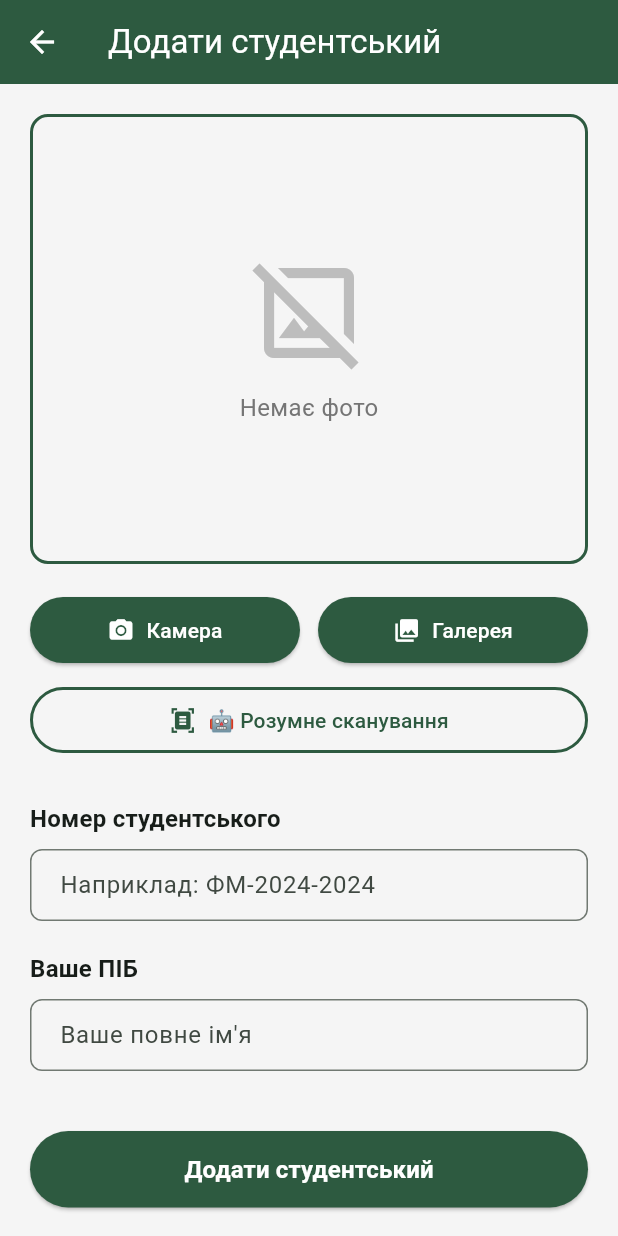
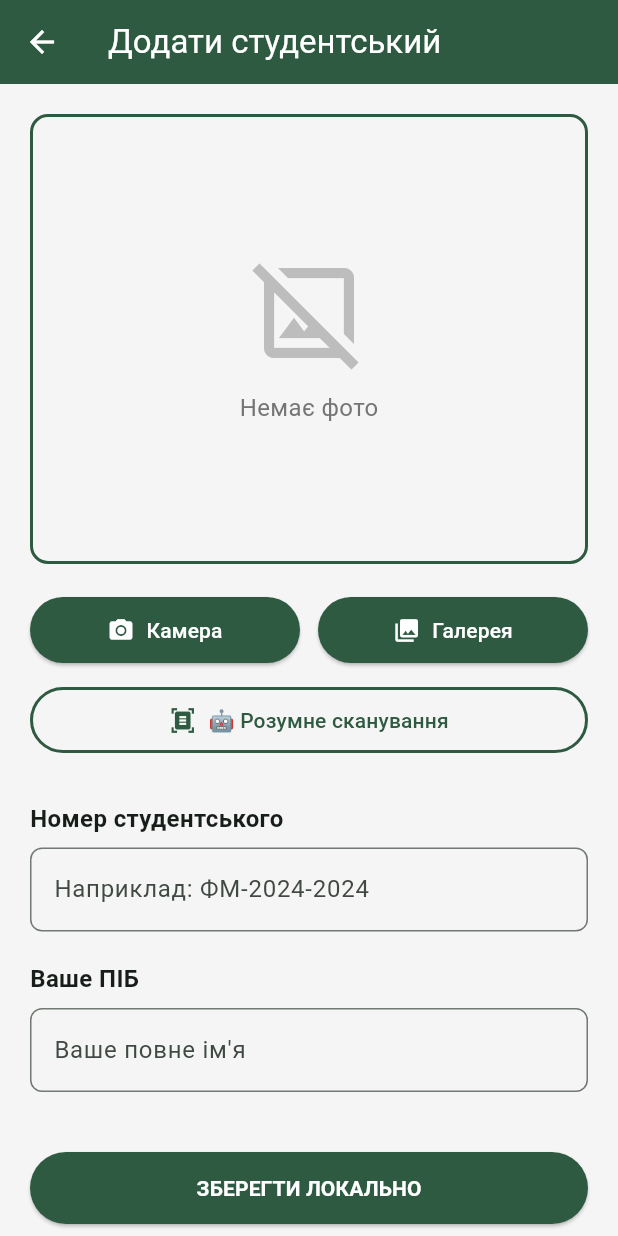
Before and after one commit to viktoriiayakivchuk/uni_helper, a Flutter app: the StudentCardPage screen opened directly, after a tap on "Додати студентський", on a phone screen of 412 x 824 dp. Run offline on Flutter 3.47's test engine with Material 3 defaults, Android fonts, the phone set to English and light mode, and no system bars; our stand-ins replace cloud_firestore, firebase_auth, firebase_core, flutter_local_notifications, google_sign_in, image_picker and 5 more; missing offline and left inert: google_mlkit_text_recognition, home_widget, pdfx, windows1251; accounts and stored records are empty; generated files the repository leaves out were written again.

```diff
--- a/lib/features/student_card/domain/student_card.dart
+++ b/lib/features/student_card/domain/student_card.dart
@@ -1,15 +1,17 @@
+import 'package:cloud_firestore/cloud_firestore.dart';
+
 class StudentCard {
   final String id;
-  final String userId;
+  final String uid;
   final String cardNumber;
   final String fullName;
-  final String photoUrl; // URL фото студентського у Firebase Storage
+  final String photoUrl; // Тепер тут зберігається ЛОКАЛЬНИЙ шлях до файлу
   final DateTime uploadedAt;
-  final bool isVerified; // Чи був відпрацьований адміністратором
+  final bool isVerified;
 
   StudentCard({
     required this.id,
-    required this.userId,
+    required this.uid,
     required this.cardNumber,
     required this.fullName,
     required this.photoUrl,
@@ -21,11 +23,14 @@ class StudentCard {
   factory StudentCard.fromFirestore(Map<String, dynamic> data, String docId) {
     return StudentCard(
       id: docId,
-      userId: data['userId'] ?? '',
+      uid: data['uid'] ?? '',
       cardNumber: data['cardNumber'] ?? '',
       fullName: data['fullName'] ?? '',
       photoUrl: data['photoUrl'] ?? '',
-      uploadedAt: (data['uploadedAt'] as DateTime?) ?? DateTime.now(),
+      // ВИПРАВЛЕНО: Firestore повертає Timestamp, тому конвертуємо через .toDate()
+      uploadedAt: data['uploadedAt'] is Timestamp
+          ? (data['uploadedAt'] as Timestamp).toDate()
+          : DateTime.now(),
       isVerified: data['isVerified'] ?? false,
     );
   }
@@ -33,10 +38,11 @@ class StudentCard {
   // Конвертація в Firestore
   Map<String, dynamic> toFirestore() {
     return {
-      'userId': userId,
+      'uid': uid,
       'cardNumber': cardNumber,
       'fullName': fullName,
       'photoUrl': photoUrl,
+      // Firestore автоматично перетворить DateTime на Timestamp
       'uploadedAt': uploadedAt,
       'isVerified': isVerified,
     };
--- a/lib/features/student_card/presentation/pages/add_student_card_page.dart
+++ b/lib/features/student_card/presentation/pages/add_student_card_page.dart
@@ -1,6 +1,9 @@
 import 'package:flutter/material.dart';
 import 'package:image_picker/image_picker.dart';
 import 'dart:io';
+import 'package:path_provider/path_provider.dart'; // Пакет для роботи з папками пристрою
+import 'package:path/path.dart' as path; // Для роботи зі шляхами
+import 'package:firebase_auth/firebase_auth.dart';
 import '../../../student_card/data/student_card_service.dart';
 import '../../../student_card/data/student_card_extractor.dart';
 import 'student_card_display_page.dart';
@@ -24,6 +27,8 @@ class _AddStudentCardPageState extends State<AddStudentCardPage> {
   File? _selectedImage;
   bool _isLoading = false;
 
+  String get _userId => FirebaseAuth.instance.currentUser!.uid;
+
   Future<void> _scanWithCamera() async {
     final result = await Navigator.of(context).push<StudentCardData>(
       MaterialPageRoute(
@@ -40,7 +45,7 @@ class _AddStudentCardPageState extends State<AddStudentCardPage> {
         _cardNumberController.text = result.cardNumber;
         _fullNameController.text = result.fullName;
       });
-      _showSuccess('✅ Дані розпізнані! Тепер виберіть фото студентського.');
+      _showSuccess('✅ Дані розпізнані! Тепер підтвердіть фото.');
     }
   }
 
@@ -50,12 +55,7 @@ class _AddStudentCardPageState extends State<AddStudentCardPage> {
         source: ImageSource.camera,
         imageQuality: 90,
       );
-
-      if (photo != null) {
-        setState(() {
-          _selectedImage = File(photo.path);
-        });
-      }
+      if (photo != null) setState(() => _selectedImage = File(photo.path));
     } catch (e) {
       _showError('Помилка при доступі до камери: $e');
     }
@@ -67,17 +67,13 @@ class _AddStudentCardPageState extends State<AddStudentCardPage> {
         source: ImageSource.gallery,
         imageQuality: 90,
       );
-
-      if (photo != null) {
-        setState(() {
-          _selectedImage = File(photo.path);
-        });
-      }
+      if (photo != null) setState(() => _selectedImage = File(photo.path));
     } catch (e) {
       _showError('Помилка при доступі до галереї: $e');
     }
   }
 
+  // НОВА ЛОГІКА: Локальне збереження замість Firebase Storage
   Future<void> _saveStudentCard() async {
     if (_cardNumberController.text.isEmpty ||
         _fullNameController.text.isEmpty ||
@@ -86,26 +82,28 @@ class _AddStudentCardPageState extends State<AddStudentCardPage> {
       return;
     }
 
-    setState(() {
-      _isLoading = true;
-    });
+    setState(() => _isLoading = true);
 
     try {
-      // Завантажуємо фото
-      final photoUrl = await _service.uploadStudentCardPhoto(_selectedImage!);
+      // 1. Отримуємо шлях до папки документів додатка
+      final appDir = await getApplicationDocumentsDirectory();
+      final fileName = 'student_card_$_userId.jpg';
+      final savedImageLocalPath = path.join(appDir.path, fileName);
 
-      // Створюємо студентський квиток
+      // 2. Копіюємо файл з тимчасової папки в постійну локальну
+      final File localImage = await _selectedImage!.copy(savedImageLocalPath);
+
+      // 3. Створюємо запис у Firestore (передаємо ЛОКАЛЬНИЙ шлях замість URL)
       final studentCard = await _service.createStudentCard(
         cardNumber: _cardNumberController.text.trim(),
         fullName: _fullNameController.text.trim(),
-        photoUrl: photoUrl,
+        photoUrl: localImage.path, // Тепер це шлях на телефоні
       );
 
       if (mounted) {
         widget.onCardAdded();
-        _showSuccess('Студентський успішно додано!');
+        _showSuccess('Студентський успішно збережено локально!');
 
-        // Переходимо на сторінку перегляду
         Future.delayed(const Duration(milliseconds: 500), () {
           if (mounted) {
             Navigator.of(context).pushReplacement(
@@ -118,31 +116,22 @@ class _AddStudentCardPageState extends State<AddStudentCardPage> {
         });
       }
     } catch (e) {
-      _showError('Помилка: $e');
+      _showError('Помилка збереження: $e');
+      debugPrint("Local Save Error: $e");
     } finally {
-      if (mounted) {
-        setState(() {
-          _isLoading = false;
-        });
-      }
+      if (mounted) setState(() => _isLoading = false);
     }
   }
 
   void _showError(String message) {
     ScaffoldMessenger.of(context).showSnackBar(
-      SnackBar(
-        content: Text(message),
-        backgroundColor: Colors.red,
-      ),
+      SnackBar(content: Text(message), backgroundColor: Colors.red),
     );
   }
 
   void _showSuccess(String message) {
     ScaffoldMessenger.of(context).showSnackBar(
-      SnackBar(
-        content: Text(message),
-        backgroundColor: Colors.green,
-      ),
+      SnackBar(content: Text(message), backgroundColor: Colors.green),
     );
   }
 
@@ -166,7 +155,6 @@ class _AddStudentCardPageState extends State<AddStudentCardPage> {
         child: Column(
           crossAxisAlignment: CrossAxisAlignment.start,
           children: [
-            // Фото студентського
             Center(
               child: Container(
                 width: double.infinity,
@@ -179,34 +167,19 @@ class _AddStudentCardPageState extends State<AddStudentCardPage> {
                 child: _selectedImage != null
                     ? ClipRRect(
                         borderRadius: BorderRadius.circular(10),
-                        child: Image.file(
-                          _selectedImage!,
-                          fit: BoxFit.cover,
-                        ),
+                        child: Image.file(_selectedImage!, fit: BoxFit.cover),
                       )
                     : Column(
                         mainAxisAlignment: MainAxisAlignment.center,
                         children: [
-                          Icon(
-                            Icons.image_not_supported_outlined,
-                            size: 80,
-                            color: Colors.grey[400],
-                          ),
+                          Icon(Icons.image_not_supported_outlined, size: 80, color: Colors.grey[400]),
                           const SizedBox(height: 12),
-                          Text(
-                            'Немає фото',
-                            style: TextStyle(
-                              fontSize: 16,
-                              color: Colors.grey[600],
-                            ),
-                          ),
+                          Text('Немає фото', style: TextStyle(fontSize: 16, color: Colors.grey[600])),
                         ],
                       ),
               ),
             ),
             const SizedBox(height: 20),
-
-            // Кнопки для вибору фото
             Row(
               children: [
                 Expanded(
@@ -237,8 +210,6 @@ class _AddStudentCardPageState extends State<AddStudentCardPage> {
               ],
             ),
             const SizedBox(height: 12),
-
-            // Кнопка розумного сканування
             SizedBox(
               width: double.infinity,
               child: OutlinedButton.icon(
@@ -247,63 +218,32 @@ class _AddStudentCardPageState extends State<AddStudentCardPage> {
                 label: const Text('🤖 Розумне сканування'),
                 style: OutlinedButton.styleFrom(
                   foregroundColor: const Color(0xFF2D5A40),
-                  side: const BorderSide(
-                    color: Color(0xFF2D5A40),
-                    width: 2,
-                  ),
+                  side: const BorderSide(color: Color(0xFF2D5A40), width: 2),
                   padding: const EdgeInsets.symmetric(vertical: 12),
                 ),
               ),
             ),
             const SizedBox(height: 30),
-
-            // Номер студентського
-            Text(
-              'Номер студентського',
-              style: Theme.of(context).textTheme.titleMedium?.copyWith(
-                    fontWeight: FontWeight.bold,
-                  ),
-            ),
+            Text('Номер студентського', style: const TextStyle(fontWeight: FontWeight.bold, fontSize: 16)),
             const SizedBox(height: 8),
             TextField(
               controller: _cardNumberController,
               decoration: InputDecoration(
                 hintText: 'Наприклад: ФМ-2024-2024',
-                border: OutlineInputBorder(
-                  borderRadius: BorderRadius.circular(8),
-                ),
-                contentPadding: const EdgeInsets.symmetric(
-                  horizontal: 16,
-                  vertical: 12,
-                ),
+                border: OutlineInputBorder(borderRadius: BorderRadius.circular(8)),
               ),
             ),
             const SizedBox(height: 20),
-
-            // ПІБ студента
-            Text(
-              'Ваше ПІБ',
-              style: Theme.of(context).textTheme.titleMedium?.copyWith(
-                    fontWeight: FontWeight.bold,
-                  ),
-            ),
+            Text('Ваше ПІБ', style: const TextStyle(fontWeight: FontWeight.bold, fontSize: 16)),
             const SizedBox(height: 8),
             TextField(
               controller: _fullNameController,
               decoration: InputDecoration(
                 hintText: 'Ваше повне ім\'я',
-                border: OutlineInputBorder(
-                  borderRadius: BorderRadius.circular(8),
-                ),
-                contentPadding: const EdgeInsets.symmetric(
-                  horizontal: 16,
-                  vertical: 12,
-                ),
+                border: OutlineInputBorder(borderRadius: BorderRadius.circular(8)),
               ),
             ),
             const SizedBox(height: 40),
-
-            // Кнопка збереження
             SizedBox(
               width: double.infinity,
               child: ElevatedButton(
@@ -312,25 +252,10 @@ class _AddStudentCardPageState extends State<AddStudentCardPage> {
                   backgroundColor: const Color(0xFF2D5A40),
                   foregroundColor: Colors.white,
                   padding: const EdgeInsets.symmetric(vertical: 14),
-                  disabledBackgroundColor: Colors.grey[400],
                 ),
                 child: _isLoading
-                    ? const SizedBox(
-                        height: 20,
-                        width: 20,
-                        child: CircularProgressIndicator(
-                          strokeWidth: 2,
-                          valueColor:
-                              AlwaysStoppedAnimation<Color>(Colors.white),
-                        ),
-                      )
-                    : const Text(
-                        'Додати студентський',
-                        style: TextStyle(
-                          fontSize: 16,
-                          fontWeight: FontWeight.bold,
-                        ),
-                      ),
+                    ? const CircularProgressIndicator(color: Colors.white)
+                    : const Text('ЗБЕРЕГТИ ЛОКАЛЬНО', style: TextStyle(fontWeight: FontWeight.bold)),
               ),
             ),
           ],
--- a/pubspec.yaml
+++ b/pubspec.yaml
@@ -10,6 +10,7 @@ environment:
 dependencies:
   flutter:
     sdk: flutter
+
 
   # Робота з PDF
   pdfx: ^2.5.0
```
Also changed, not shown: lib/features/auth/presentation/pages/complete_profile_page.dart (+46 -31 lines), lib/features/student_card/data/student_card_service.dart (+20 -60 lines), lib/features/student_card/presentation/pages/student_card_display_page.dart (+7 -5 lines), pubspec.lock.
